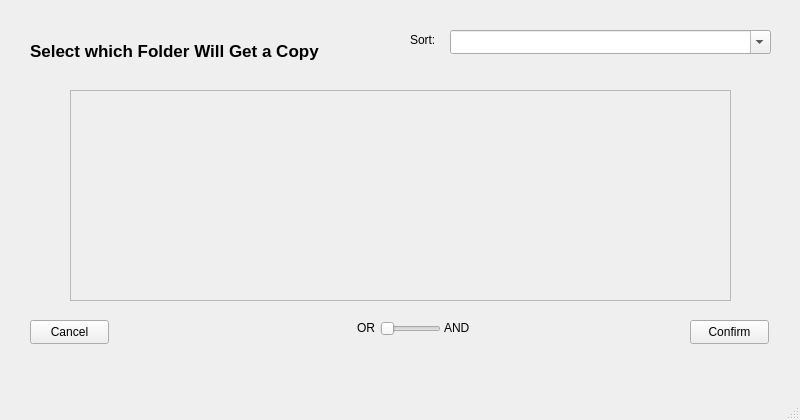
Qt form folderselection.ui (Rolannnnnn/accreditsystem) before a commit.
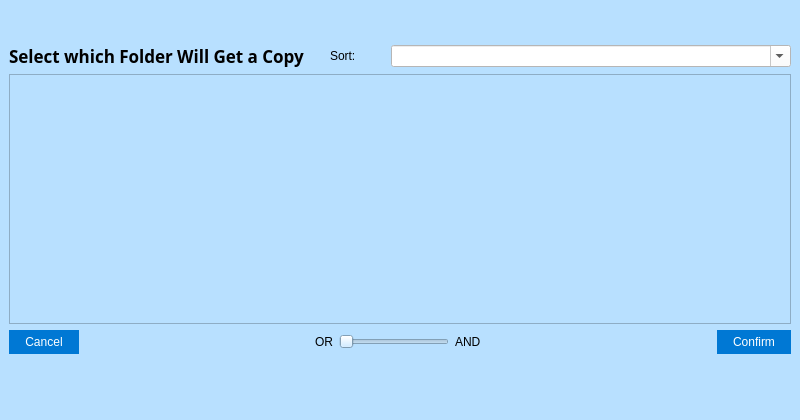
The same form after that commit.

```diff
--- a/folderselection.ui
+++ b/folderselection.ui
@@ -11,49 +11,103 @@
    </rect>
   </property>
   <property name="windowTitle">
-   <string>folderSelection</string>
+   <string>Folder Selection</string>
+  </property>
+  <property name="styleSheet">
+   <string notr="true">QMainWindow {
+	background-color: #B8E0FF;
+}
+
+QWidget {
+	background-color: #B8E0FF;
+}
+
+QPushButton {
+    border-radius: 0px;
+    border: 2px solid #0078d4;
+    background-color: #0078d4;
+    color: #ffffff;
+    padding: 3px 14px;
+}
+
+QPushButton:hover {
+    background-color: #ffffff;
+	color: #0078d4;
+}
+
+QPushButton:pressed {
+    background-color: #ffffff;
+	color: #ffffff;
+}
+
+QLineEdit {
+	border-radius: 10px;
+	padding: 10px 14px;
+	margin: 2px;
+	background-color: #ffffff;
+}
+
+QCheckBox::indicator {
+	border-radius: 5px;
+}
+
+QCheckBox::indicator:unchecked {
+    background-color: #ffffff;
+    border: 2px solid #0078d4;
+}
+
+QCheckBox::indicator:checked {
+    background-color: #0078d4;
+    border: 2px solid #0078d4;
+}
+
+QRadioButton::indicator {
+	border-radius: 8px;
+	border: 2px solid #0078d4;
+}
+
+QRadioButton::indicator:unchecked {
+    background-color: #ffffff;
+}
+
+QRadioButton::indicator:checked {
+    background-color: #0078d4;
+}
+
+QComboBox {
+	background-color: #ffffff;
+}
+
+QComboBox QAbstractItemView {
+	background-color: #ffffff;
+}
+
+QComboBox QAbstractItemView::indicator {
+	border-radius: 5px;
+}
+
+QComboBox QAbstractItemView::indicator:unchecked {
+    background-color: #ffffff;
+    border: 2px solid #000000;
+}
+
+QComboBox QAbstractItemView::indicator:checked {
+    background-color: #000000;
+    border: 2px solid #000000;
+}
+</string>
   </property>
   <widget class="QWidget" name="centralwidget">
-   <widget class="QWidget" name="verticalLayoutWidget">
-    <property name="geometry">
-     <rect>
-      <x>70</x>
-      <y>90</y>
-      <width>661</width>
-      <height>211</height>
-     </rect>
-    </property>
-    <layout class="QVBoxLayout" name="verticalLayout">
+   <layout class="QVBoxLayout" name="verticalLayout_3">
      <item>
-      <widget class="QScrollArea" name="scrollArea">
-       <property name="widgetResizable">
-        <bool>true</bool>
-       </property>
-       <widget class="QWidget" name="scrollAreaWidgetContents">
-        <property name="geometry">
-         <rect>
-          <x>0</x>
-          <y>0</y>
-          <width>657</width>
-          <height>207</height>
-         </rect>
-        </property>
-       </widget>
-      </widget>
-     </item>
-    </layout>
-   </widget>
+     <layout class="QVBoxLayout" name="verticalLayout_2">
+      <item>
+       <layout class="QHBoxLayout" name="horizontalLayout">
+        <item>
    <widget class="QLabel" name="label">
-    <property name="geometry">
-     <rect>
-      <x>30</x>
-      <y>30</y>
-      <width>321</width>
-      <height>41</height>
-     </rect>
-    </property>
     <property name="font">
      <font>
+            <family>Quicksand</family>
       <pointsize>13</pointsize>
       <bold>true</bold>
      </font>
@@ -62,67 +116,118 @@
      <string>Select which Folder Will Get a Copy</string>
     </property>
    </widget>
-   <widget class="QComboBox" name="comboBox">
-    <property name="geometry">
-     <rect>
-      <x>450</x>
-      <y>30</y>
-      <width>321</width>
-      <height>24</height>
-     </rect>
-    </property>
-    <property name="editable">
-     <bool>true</bool>
-    </property>
-   </widget>
+        </item>
+        <item>
+         <spacer name="horizontalSpacer_3">
+          <property name="orientation">
+           <enum>Qt::Orientation::Horizontal</enum>
+          </property>
+          <property name="sizeType">
+           <enum>QSizePolicy::Policy::Fixed</enum>
+          </property>
+          <property name="sizeHint" stdset="0">
+           <size>
+            <width>20</width>
+            <height>20</height>
+           </size>
+          </property>
+         </spacer>
+        </item>
+        <item>
    <widget class="QLabel" name="label_2">
-    <property name="geometry">
-     <rect>
-      <x>410</x>
-      <y>30</y>
-      <width>31</width>
-      <height>20</height>
-     </rect>
-    </property>
     <property name="text">
      <string>Sort:</string>
     </property>
    </widget>
-   <widget class="QPushButton" name="confirmBttn">
+        </item>
+        <item>
+         <widget class="QComboBox" name="comboBox">
+          <property name="sizePolicy">
+           <sizepolicy hsizetype="Minimum" vsizetype="Fixed">
+            <horstretch>0</horstretch>
+            <verstretch>0</verstretch>
+           </sizepolicy>
+          </property>
+          <property name="minimumSize">
+           <size>
+            <width>400</width>
+            <height>0</height>
+           </size>
+          </property>
+          <property name="editable">
+           <bool>true</bool>
+          </property>
+         </widget>
+        </item>
+       </layout>
+      </item>
+      <item>
+       <layout class="QVBoxLayout" name="verticalLayout">
+        <item>
+         <widget class="QScrollArea" name="scrollArea">
+          <property name="sizePolicy">
+           <sizepolicy hsizetype="Expanding" vsizetype="Fixed">
+            <horstretch>0</horstretch>
+            <verstretch>0</verstretch>
+           </sizepolicy>
+          </property>
+          <property name="minimumSize">
+           <size>
+            <width>0</width>
+            <height>250</height>
+           </size>
+          </property>
+          <property name="widgetResizable">
+           <bool>true</bool>
+          </property>
+          <widget class="QWidget" name="scrollAreaWidgetContents">
     <property name="geometry">
      <rect>
-      <x>690</x>
-      <y>320</y>
-      <width>79</width>
-      <height>24</height>
-     </rect>
-    </property>
-    <property name="text">
-     <string>Confirm</string>
-    </property>
-   </widget>
+             <x>0</x>
+             <y>0</y>
+             <width>776</width>
+             <height>248</height>
+            </rect>
+           </property>
+          </widget>
+         </widget>
+        </item>
+       </layout>
+      </item>
+      <item>
+       <layout class="QHBoxLayout" name="horizontalLayout_2">
+        <item>
    <widget class="QPushButton" name="cancelBttn">
-    <property name="geometry">
-     <rect>
-      <x>30</x>
-      <y>320</y>
-      <width>79</width>
-      <height>24</height>
-     </rect>
-    </property>
     <property name="text">
      <string>Cancel</string>
     </property>
    </widget>
+        </item>
+        <item>
+         <spacer name="horizontalSpacer">
+          <property name="orientation">
+           <enum>Qt::Orientation::Horizontal</enum>
+          </property>
+          <property name="sizeType">
+           <enum>QSizePolicy::Policy::Fixed</enum>
+          </property>
+          <property name="sizeHint" stdset="0">
+           <size>
+            <width>230</width>
+            <height>20</height>
+           </size>
+          </property>
+         </spacer>
+        </item>
+        <item>
+         <widget class="QLabel" name="label_3">
+          <property name="text">
+           <string>OR</string>
+          </property>
+         </widget>
+        </item>
+        <item>
    <widget class="QSlider" name="modeswitch">
-    <property name="geometry">
-     <rect>
-      <x>380</x>
-      <y>320</y>
-      <width>61</width>
-      <height>18</height>
-     </rect>
-    </property>
     <property name="maximum">
      <number>1</number>
     </property>
@@ -130,32 +235,39 @@
      <enum>Qt::Orientation::Horizontal</enum>
     </property>
    </widget>
-   <widget class="QLabel" name="label_3">
-    <property name="geometry">
-     <rect>
-      <x>357</x>
-      <y>320</y>
-      <width>21</width>
-      <height>16</height>
-     </rect>
-    </property>
-    <property name="text">
-     <string>OR</string>
-    </property>
-   </widget>
+        </item>
+        <item>
    <widget class="QLabel" name="label_4">
-    <property name="geometry">
-     <rect>
-      <x>444</x>
-      <y>320</y>
-      <width>31</width>
-      <height>16</height>
-     </rect>
-    </property>
     <property name="text">
      <string>AND</string>
     </property>
    </widget>
+        </item>
+        <item>
+         <spacer name="horizontalSpacer_2">
+          <property name="orientation">
+           <enum>Qt::Orientation::Horizontal</enum>
+          </property>
+          <property name="sizeHint" stdset="0">
+           <size>
+            <width>230</width>
+            <height>20</height>
+           </size>
+          </property>
+         </spacer>
+        </item>
+        <item>
+         <widget class="QPushButton" name="confirmBttn">
+          <property name="text">
+           <string>Confirm</string>
+          </property>
+         </widget>
+        </item>
+       </layout>
+      </item>
+     </layout>
+    </item>
+   </layout>
   </widget>
   <widget class="QMenuBar" name="menubar">
    <property name="geometry">
```
Lines whose indentation alone changed are shown as unchanged.
